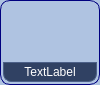
First picture: the form in Auxiliares/toolbarbutton.ui, repository arcnexus/RedFoX, before the edit.
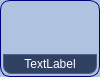
Second picture: the form after the edit. Icons and pictures are not drawn.

```diff
--- a/Auxiliares/toolbarbutton.ui
+++ b/Auxiliares/toolbarbutton.ui
@@ -7,19 +7,19 @@
     <x>0</x>
     <y>0</y>
     <width>100</width>
-    <height>85</height>
+    <height>77</height>
    </rect>
   </property>
   <property name="minimumSize">
    <size>
     <width>100</width>
-    <height>85</height>
+    <height>77</height>
    </size>
   </property>
   <property name="maximumSize">
    <size>
     <width>100</width>
-    <height>97</height>
+    <height>98</height>
    </size>
   </property>
   <property name="windowTitle">
```
Left out of the diff: 14 changed lines with no effect on the pictures.
